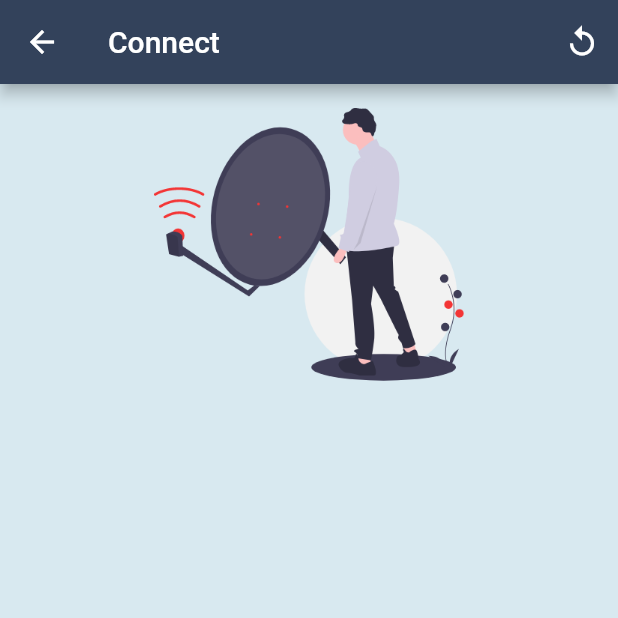
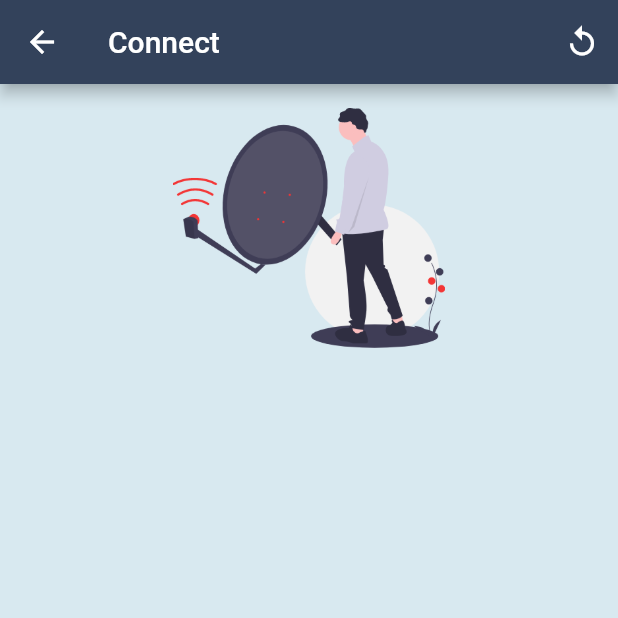
Before and after one commit to AP-Elektronica-ICT/intprojectrepo-feetback, a Flutter app: the DiscoveryPage screen opened by its route, on a phone screen of 412 x 824 dp, the top half of it. Run offline on Flutter 3.47's test engine with Material 2 defaults, Android fonts, the phone set to English and light mode, and no system bars; our stand-ins replace firebase_auth, flutter_bluetooth_serial, flutter_spinkit, google_sign_in; accounts and stored records are empty.

Commit message:
height picture fixed

```diff
--- a/lib/screens/connectPage/connect.dart
+++ b/lib/screens/connectPage/connect.dart
@@ -107,7 +107,7 @@ class _DiscoveryPage extends State<DiscoveryPage> {
 
                   children: <Widget>[
                     Container(
-                      child:Image(image: AssetImage("assets/connect_illustration.png"), height: 181.84),
+                      child:Image(image: AssetImage("assets/connect_illustration.png"), height: 160),
                       padding: EdgeInsets.all(16.0),
                     ),
                   ],
```
